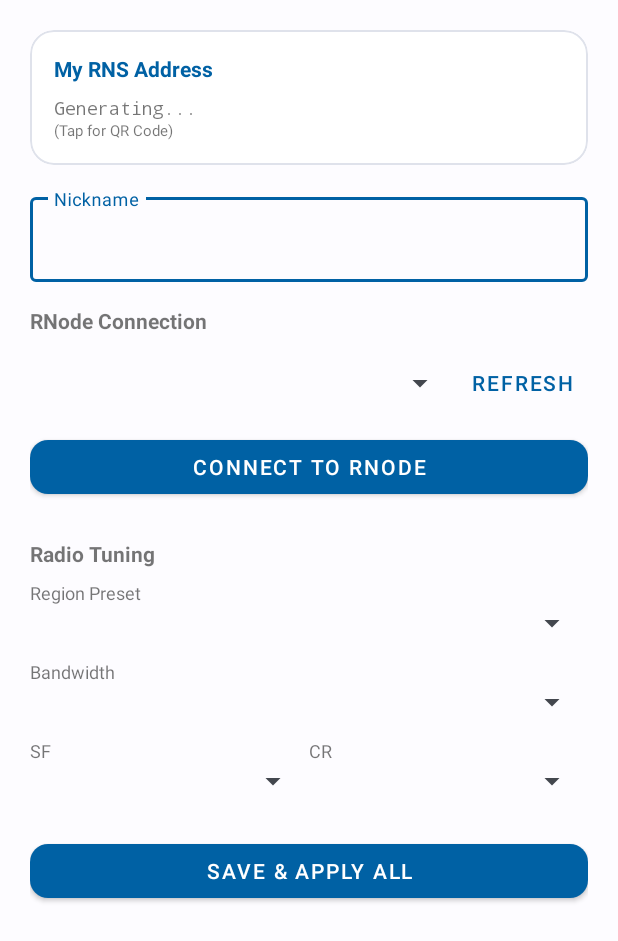
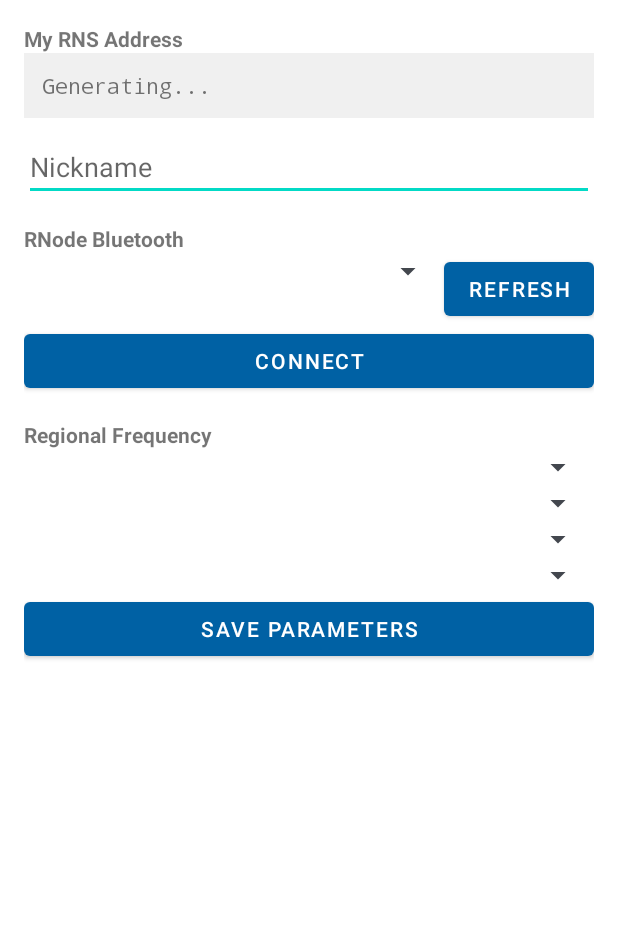
Before and after one commit to wngwenbi-art/rnshello, an Android app: the layout page_settings.xml on its own in the app's theme, with its tools: preview values and no code run, on a phone screen of 412 x 824 dp. Shown: the top 941 px of the screen. Run offline under Robolectric (Android 15) with nearby library versions, the light colour scheme and no system bars.

Commit message:
Fix all unresolved references and finalize 3-page persistent bridge architecture

```diff
--- a/app/src/main/res/layout/page_chat.xml
+++ b/app/src/main/res/layout/page_chat.xml
@@ -1,8 +1,9 @@
 <?xml version="1.0" encoding="utf-8"?>
 <LinearLayout xmlns:android="http://schemas.android.com/apk/res/android"
     android:orientation="vertical" android:layout_width="match_parent" android:layout_height="match_parent">
-    <androidx.recyclerview.widget.RecyclerView android:id="@+id/chatRv" android:layout_width="match_parent" android:layout_height="0dp" android:layout_weight="1" android:background="#F5F5F5" />
-    <LinearLayout android:orientation="horizontal" android:layout_width="match_parent" android:layout_height="wrap_content" android:padding="8dp">
+    <TextView android:id="@+id/targetNodeInfo" android:text="Chatting with: None" android:padding="10dp" android:background="#E0E0E0" android:layout_width="match_parent" android:layout_height="wrap_content" />
+    <androidx.recyclerview.widget.RecyclerView android:id="@+id/chatRv" android:layout_width="match_parent" android:layout_height="0dp" android:layout_weight="1" />
+    <LinearLayout android:orientation="horizontal" android:layout_width="match_parent" android:layout_height="wrap_content" android:padding="5dp">
         <Button android:id="@+id/btnChatImg" android:text="IMG" android:layout_width="wrap_content" android:layout_height="wrap_content" />
         <EditText android:id="@+id/chatInput" android:hint="Message..." android:layout_width="0dp" android:layout_height="wrap_content" android:layout_weight="1" />
         <Button android:id="@+id/btnChatSend" android:text="Send" android:layout_width="wrap_content" android:layout_height="wrap_content" />
--- a/app/src/main/res/layout/page_settings.xml
+++ b/app/src/main/res/layout/page_settings.xml
@@ -1,48 +1,21 @@
 <?xml version="1.0" encoding="utf-8"?>
 <ScrollView xmlns:android="http://schemas.android.com/apk/res/android"
-    xmlns:app="http://schemas.android.com/apk/res-auto"
-    android:layout_width="match_parent" android:layout_height="match_parent" android:background="@color/md_theme_surface">
-    <LinearLayout android:orientation="vertical" android:layout_width="match_parent" android:layout_height="wrap_content" android:padding="20dp">
-
-        <com.google.android.material.card.MaterialCardView
-            android:layout_width="match_parent" android:layout_height="wrap_content" app:cardCornerRadius="16dp" app:cardElevation="0dp" app:strokeWidth="1dp" app:strokeColor="@color/md_theme_surfaceVariant" android:layout_marginBottom="16dp">
-            <LinearLayout android:orientation="vertical" android:padding="16dp" android:layout_width="match_parent" android:layout_height="wrap_content">
-                <TextView android:text="My RNS Address" android:textStyle="bold" android:textColor="@color/md_theme_primary" android:layout_width="wrap_content" android:layout_height="wrap_content" />
-                <TextView android:id="@+id/setHash" android:text="Generating..." android:textSize="12sp" android:layout_marginTop="8dp" android:layout_width="match_parent" android:layout_height="wrap_content" android:fontFamily="monospace" />
-                <TextView android:text="(Tap for QR Code)" android:textSize="10sp" android:layout_width="wrap_content" android:layout_height="wrap_content" />
-            </LinearLayout>
-        </com.google.android.material.card.MaterialCardView>
-
-        <com.google.android.material.textfield.TextInputLayout
-            android:layout_width="match_parent" android:layout_height="wrap_content" android:hint="Nickname" style="@style/Widget.MaterialComponents.TextInputLayout.OutlinedBox" android:layout_marginBottom="16dp">
-            <com.google.android.material.textfield.TextInputEditText android:id="@+id/setNick" android:layout_width="match_parent" android:layout_height="wrap_content" />
-        </com.google.android.material.textfield.TextInputLayout>
-
-        <TextView android:text="RNode Connection" android:textStyle="bold" android:layout_marginBottom="8dp" android:layout_width="wrap_content" android:layout_height="wrap_content" />
-        <LinearLayout android:orientation="horizontal" android:layout_width="match_parent" android:layout_height="wrap_content" android:gravity="center_vertical" android:layout_marginBottom="8dp">
+    android:layout_width="match_parent" android:layout_height="match_parent" android:background="#FFFFFF">
+    <LinearLayout android:orientation="vertical" android:layout_width="match_parent" android:layout_height="wrap_content" android:padding="16dp">
+        <TextView android:text="My RNS Address" android:textStyle="bold" android:layout_width="wrap_content" android:layout_height="wrap_content" />
+        <TextView android:id="@+id/addressDisplay" android:text="Generating..." android:background="#F0F0F0" android:padding="12dp" android:layout_width="match_parent" android:layout_height="wrap_content" android:fontFamily="monospace" android:layout_marginBottom="10dp" />
+        <EditText android:id="@+id/setNick" android:hint="Nickname" android:layout_width="match_parent" android:layout_height="wrap_content" />
+        <TextView android:text="RNode Bluetooth" android:textStyle="bold" android:layout_marginTop="15dp" android:layout_width="wrap_content" android:layout_height="wrap_content" />
+        <LinearLayout android:orientation="horizontal" android:layout_width="match_parent" android:layout_height="wrap_content">
             <Spinner android:id="@+id/setBtSpinner" android:layout_width="0dp" android:layout_height="wrap_content" android:layout_weight="1" />
-            <Button android:id="@+id/btnRefreshBt" style="@style/Widget.MaterialComponents.Button.TextButton" android:text="Refresh" android:layout_width="wrap_content" android:layout_height="wrap_content" />
+            <Button android:id="@+id/btnRefreshBt" android:text="Refresh" android:layout_width="wrap_content" android:layout_height="wrap_content" />
         </LinearLayout>
-        <Button android:id="@+id/btnSetConnect" android:text="Connect to RNode" android:layout_width="match_parent" android:layout_height="wrap_content" app:cornerRadius="12dp" />
-
-        <TextView android:text="Radio Tuning" android:textStyle="bold" android:layout_marginTop="24dp" android:layout_marginBottom="8dp" android:layout_width="wrap_content" android:layout_height="wrap_content" />
-        <TextView android:text="Region Preset" android:textSize="12sp" android:layout_width="wrap_content" android:layout_height="wrap_content" />
-        <Spinner android:id="@+id/spinRegion" android:layout_width="match_parent" android:layout_height="wrap_content" android:layout_marginBottom="12dp" />
-
-        <TextView android:text="Bandwidth" android:textSize="12sp" android:layout_width="wrap_content" android:layout_height="wrap_content" />
-        <Spinner android:id="@+id/spinBw" android:layout_width="match_parent" android:layout_height="wrap_content" android:layout_marginBottom="12dp" />
-
-        <LinearLayout android:orientation="horizontal" android:layout_width="match_parent" android:layout_height="wrap_content">
-            <LinearLayout android:orientation="vertical" android:layout_width="0dp" android:layout_height="wrap_content" android:layout_weight="1">
-                <TextView android:text="SF" android:textSize="12sp" android:layout_width="wrap_content" android:layout_height="wrap_content" />
-                <Spinner android:id="@+id/spinSf" android:layout_width="match_parent" android:layout_height="wrap_content" />
-            </LinearLayout>
-            <LinearLayout android:orientation="vertical" android:layout_width="0dp" android:layout_height="wrap_content" android:layout_weight="1">
-                <TextView android:text="CR" android:textSize="12sp" android:layout_width="wrap_content" android:layout_height="wrap_content" />
-                <Spinner android:id="@+id/spinCr" android:layout_width="match_parent" android:layout_height="wrap_content" />
-            </LinearLayout>
-        </LinearLayout>
-
-        <Button android:id="@+id/btnSaveSettings" android:text="Save &amp; Apply All" android:layout_marginTop="24dp" android:layout_width="match_parent" android:layout_height="wrap_content" style="@style/Widget.MaterialComponents.Button" app:cornerRadius="12dp" />
+        <Button android:id="@+id/btnSetConnect" android:text="Connect" android:layout_width="match_parent" android:layout_height="wrap_content" />
+        <TextView android:text="Regional Frequency" android:textStyle="bold" android:layout_marginTop="15dp" android:layout_width="wrap_content" android:layout_height="wrap_content" />
+        <Spinner android:id="@+id/spinRegion" android:layout_width="match_parent" android:layout_height="wrap_content" />
+        <Spinner android:id="@+id/spinBw" android:layout_width="match_parent" android:layout_height="wrap_content" />
+        <Spinner android:id="@+id/spinSf" android:layout_width="match_parent" android:layout_height="wrap_content" />
+        <Spinner android:id="@+id/spinCr" android:layout_width="match_parent" android:layout_height="wrap_content" />
+        <Button android:id="@+id/btnSaveSettings" android:text="Save Parameters" android:layout_width="match_parent" android:layout_height="wrap_content" />
     </LinearLayout>
 </ScrollView>
```
Also changed, not shown: app/src/main/java/com/rnshello/MainActivity.kt (+76 -24 lines), app/src/main/java/com/rnshello/Message.kt (+2 -5 lines).
